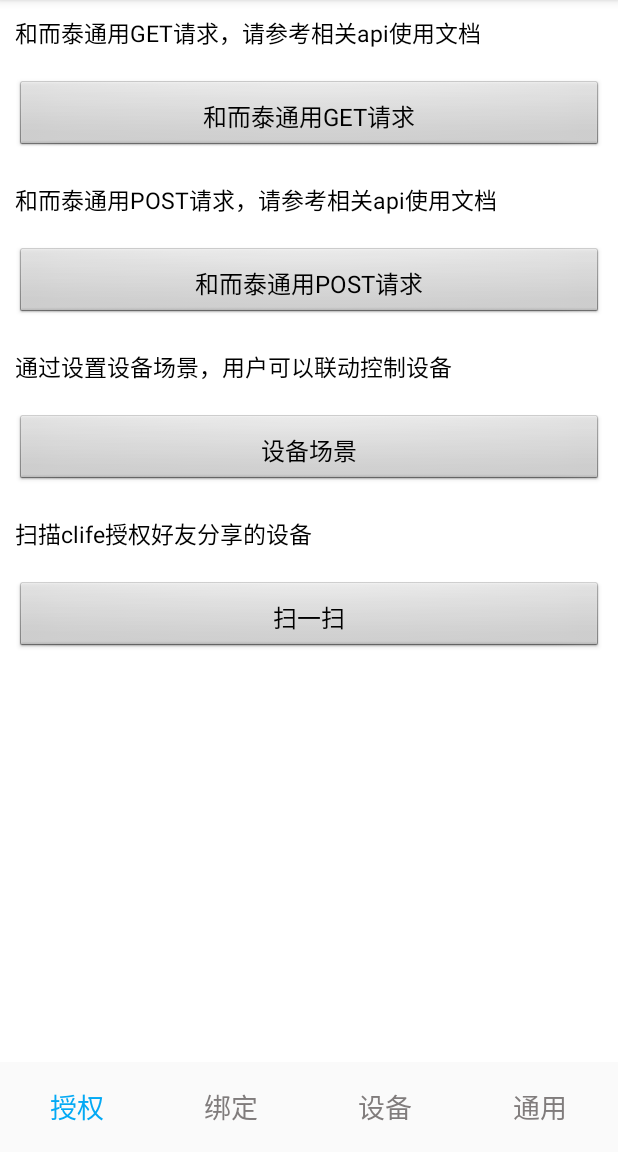
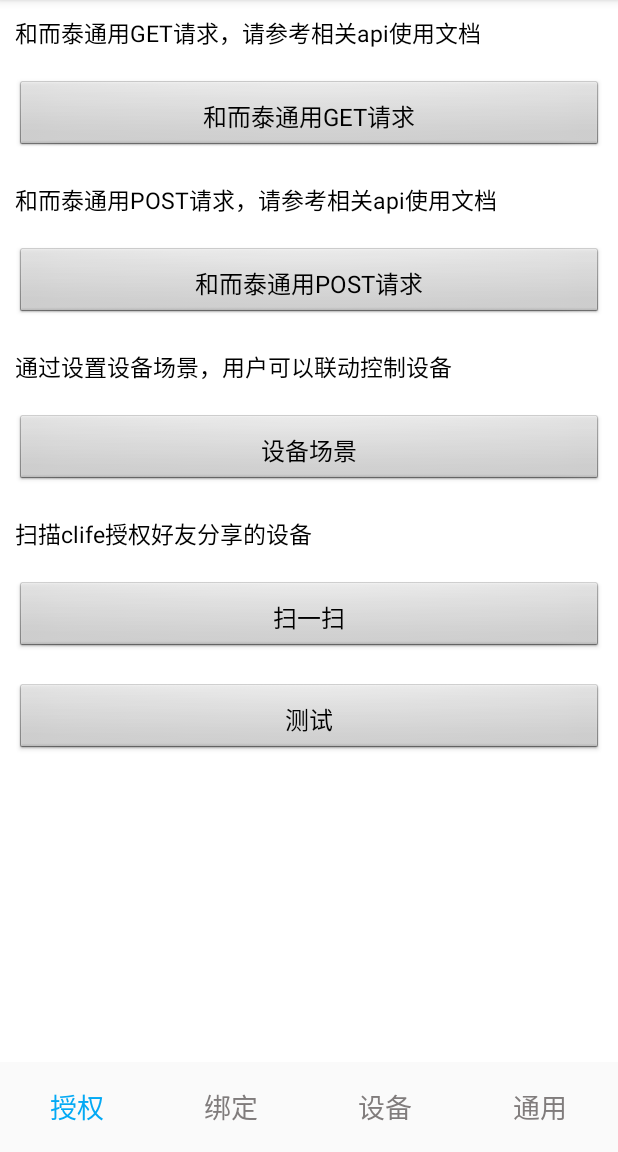
Before and after one commit to C-Life/clife_open_android_sdk, an Android app: the fragment CommonFragment placed in its activity, after a tap on "和而泰通用GET请求", on a phone screen of 412 x 824 dp, the part 84-1236 px from its top. Run offline under Robolectric (Android 15) with nearby library versions, the light colour scheme and no system bars; libraries missing offline, so code that uses them is left out: com.het.open, com.het.wifi.

Commit message:
更新依赖库到107版本

```diff
--- a/ClifeHetSdkDemo/build.gradle
+++ b/ClifeHetSdkDemo/build.gradle
@@ -37,8 +37,7 @@ dependencies {
     testCompile 'junit:junit:4.12'
     //和而泰sdk库
 
-
-    compile 'com.github.szhittech:HetOpenSdk:1.0.6-SNAPSHOT'
+    compile 'com.github.szhittech:HetOpenSdk:1.0.7-SNAPSHOT'
     compile 'com.android.support:appcompat-v7:22.2.0'
     compile 'com.android.support:support-v4:22.2.0'
     compile 'com.facebook.shimmer:shimmer:0.1.0@aar'
--- a/ClifeHetSdkDemo/src/main/java/com/het/sdk/demo/AppApplication.java
+++ b/ClifeHetSdkDemo/src/main/java/com/het/sdk/demo/AppApplication.java
@@ -34,7 +34,7 @@ public class AppApplication extends Application {
        // ConfigMode
         ConfigModel configModel=new ConfigModel();
         configModel.setOpenWifiContorl(true);//是否开启wifi控制
-        configModel.setOpenBleControl(false);//是否开启蓝牙控制
+        configModel.setOpenBleControl(true);//是否开启蓝牙控制
         configModel.setLog(true); //是否开启log信息
         configModel.setOpenPost(false);//是否为开放平台设备
         configModel.setHost(GlobalAddr.TYPE_PRODUCE_HOST); //环境设置
--- a/ClifeHetSdkDemo/src/main/java/com/het/sdk/demo/ui/fragment/AuthFragment.java
+++ b/ClifeHetSdkDemo/src/main/java/com/het/sdk/demo/ui/fragment/AuthFragment.java
@@ -54,7 +54,7 @@ public class AuthFragment extends BaseFragment implements View.OnClickListener {
 
 
     private void auth(){
-        HetAuthApi.getInstance().authorize(new AuthCallback() {
+        HetAuthApi.getInstance().authorize("远大",new AuthCallback() {
             @Override
             public void onSuccess(int code, String msg) {
                 showToast(msg);
--- a/ClifeHetSdkDemo/src/main/java/com/het/sdk/demo/ui/fragment/CommonFragment.java
+++ b/ClifeHetSdkDemo/src/main/java/com/het/sdk/demo/ui/fragment/CommonFragment.java
@@ -7,15 +7,16 @@ import android.view.View;
 import android.view.ViewGroup;
 import android.widget.Button;
 
-import com.het.open.lib.api.HetHttpApi;
+import com.google.gson.JsonObject;
+import com.het.open.lib.api.HetDeviceWifiControlApi;
+import com.het.open.lib.api.HetProtocolApi;
+import com.het.open.lib.api.HetSdk;
 import com.het.open.lib.callback.IHetCallback;
-import com.het.open.lib.utils.LogUtils;
 import com.het.open.lib.utils.StringUtils;
 import com.het.sdk.demo.R;
 import com.het.sdk.demo.ui.activity.scene.SceneTypeActivity;
 import com.het.sdk.demo.ui.activity.share.ScanMainActivity;
-
-import java.util.TreeMap;
+import com.het.wifi.common.protocol.ProtocolManager;
 
 /**
  * 通用fragment
@@ -30,6 +31,7 @@ public class CommonFragment extends BaseFragment implements View.OnClickListener
     private Button btnScan;
     private Button btnHttpGet;
     private Button btnHttpPost;
+    private Button btnTest;  //测试
 
 
     @Override
@@ -57,19 +59,11 @@ public class CommonFragment extends BaseFragment implements View.OnClickListener
         btnHttpGet.setOnClickListener(this);
         btnHttpPost = (Button) rootView.findViewById(R.id.btn_http_post);
         btnHttpPost.setOnClickListener(this);
+        btnTest= (Button) rootView.findViewById(R.id.btn_test);
+        btnTest.setOnClickListener(this);
     }
 
-//    View.OnClickListener onClickListener = new View.OnClickListener() {
-//        @Override
-//        public void onClick(View v) {
-//            switch (v.getId()) {
-//
-//
-//            }
-//        }
-//
-//
-//    };
+
 
     @Override
     public void onClick(View v) {
@@ -88,37 +82,82 @@ public class CommonFragment extends BaseFragment implements View.OnClickListener
             case R.id.btn_http_post:
 
                 break;
+            case R.id.btn_test:
+                test1();
+                break;
         }
     }
 
 
     public void httpGet(){
-        String url="v1/app/customization/broadair/analysis/cityAirCleanSort";
-        //startDate	是	string	日期（yyyy-MM-dd）
-        //rankMode	否	Integer	排名方式（1-计重，2-计数，默认值计数）
-        //spaceType	否	Integer	空间类型排序（1-室外，2-室内，默认值室外）
-        //orderType	否	Integer	排序方式（1-升序，2-降序，默认值升序）
-        TreeMap<String, String> params = new TreeMap<String, String>();
-        params.put("startDate", "2017-07-20");
-        params.put("rankMode", "1");
-        params.put("spaceType", "1");
-        params.put("orderType", "1");
-        HetHttpApi.getInstance().hetGet(url, params,new IHetCallback() {
+//        String url="v1/app/customization/broadair/analysis/cityAirCleanSort";
+//        //startDate	是	string	日期（yyyy-MM-dd）
+//        //rankMode	否	Integer	排名方式（1-计重，2-计数，默认值计数）
+//        //spaceType	否	Integer	空间类型排序（1-室外，2-室内，默认值室外）
+//        //orderType	否	Integer	排序方式（1-升序，2-降序，默认值升序）
+//        TreeMap<String, String> params = new TreeMap<String, String>();
+//        params.put("startDate", "2017-07-20");
+//        params.put("rankMode", "1");
+//        params.put("spaceType", "1");
+//        params.put("orderType", "1");
+//        HetHttpApi.getInstance().hetGet(url, params,new IHetCallback() {
+//            @Override
+//            public void onSuccess(int code, String msg) {
+//                LogUtils.d("通用请求",code+msg);
+//                if (!StringUtils.isNull(msg)){
+//                    showToast(msg);
+//                }
+//            }
+//
+//            @Override
+//            public void onFailed(int code, String msg) {
+//                LogUtils.d("通用请求",code+msg);
+//                if (!StringUtils.isNull(msg)){
+//                    showToast(msg);
+//                }
+//            }
+//        });
+    }
+
+    private void test() {
+        JsonObject jsonObject=new JsonObject();
+        jsonObject.addProperty("test","111111111");
+        HetDeviceWifiControlApi.getInstance().setConfigurationData(new IHetCallback() {
             @Override
             public void onSuccess(int code, String msg) {
-                LogUtils.d("通用请求",code+msg);
-                if (!StringUtils.isNull(msg)){
-                    showToast(msg);
-                }
+
             }
 
             @Override
             public void onFailed(int code, String msg) {
-                LogUtils.d("通用请求",code+msg);
-                if (!StringUtils.isNull(msg)){
-                    showToast(msg);
+
+            }
+        },"F51DD5C09F47C44732E50A4B55B75025",jsonObject.toString(),0);
+    }
+
+    private void test1() {
+        //判断是否已将协议加载到sdk中，没加载则获取协议并加载到sdk中
+        String ret = ProtocolManager.getInstance().getProtocolDate(getActivity(), 2346);
+        if (ret.equals("0")) {
+            HetProtocolApi.getInstance().getProtocol(new IHetCallback() {
+                @Override
+                public void onSuccess(int code, String msg) {
+                    if (code == 0) {
+                        if (!StringUtils.isNull(msg)) {
+                            ProtocolManager.getInstance().loadFromJsonDeal(HetSdk.getInstance().getApplication(), msg);
+                            //sendMsg(START_UPDATE_DATA);
+                        }
+
+                    }
+
+
                 }
-            }
-        });
+
+                @Override
+                public void onFailed(int code, String msg) {
+
+                }
+            }, 2346, 0);
+        }
     }
 }
--- a/ClifeHetSdkDemo/src/main/res/layout/fragment_common.xml
+++ b/ClifeHetSdkDemo/src/main/res/layout/fragment_common.xml
@@ -78,6 +78,14 @@
         style="@android:style/Widget.Button" />
 
 
-
+    <Button
+        android:id="@+id/btn_test"
+        android:layout_width="match_parent"
+        android:layout_height="wrap_content"
+        android:layout_margin="10dp"
+        android:padding="10dp"
+        android:text="@string/btn_test"
+        android:textSize="16sp"
+        style="@android:style/Widget.Button" />
 
 </LinearLayout>
--- a/ClifeHetSdkDemo/src/main/res/values/strings.xml
+++ b/ClifeHetSdkDemo/src/main/res/values/strings.xml
@@ -206,6 +206,7 @@
     <string name="et_share_del_tip">请输入要取消分享用户的手机号</string>
     <string name="share_device_qr_agree_intro">扫描clife授权好友分享的设备</string>
     <string name="btn_scan">扫一扫</string>
+    <string name="btn_test">测试</string>
     <string name="scan_text">将二维码放入框内, 即可自动扫描</string>
     <string name="data_histroy_run">获取设备运行数据列表（七天之内）</string>
     <string name="data_histroy_config">获取设备控制数据列表（七天之内）</string>
```
Also changed, not shown: 3 other files.
